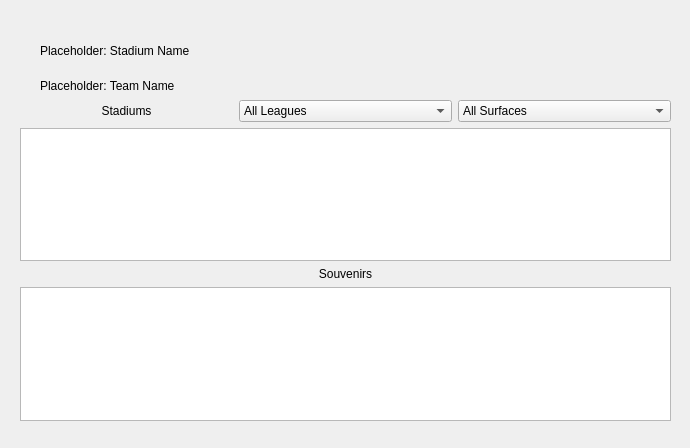
This is src/form/stadiumdetails.ui in home-run/subtle-cosmic-moose as Qt 5 draws it before an edit. The edited form follows.
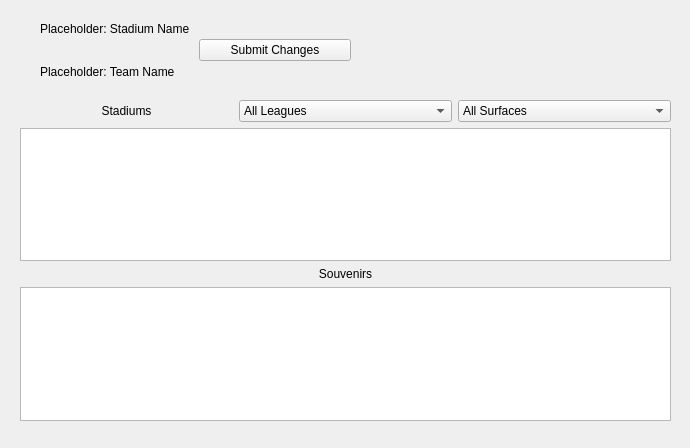
This is the edited form.

Commit message: [#17] admins can now log in with password password and admin stuff appears. wow!

```diff
--- a/src/form/stadiumdetails.ui
+++ b/src/form/stadiumdetails.ui
@@ -13,32 +13,6 @@
   <property name="windowTitle">
    <string>Form</string>
   </property>
-  <widget class="QLabel" name="stadiumDetails_label_stadiumName">
-   <property name="geometry">
-    <rect>
-     <x>40</x>
-     <y>40</y>
-     <width>171</width>
-     <height>21</height>
-    </rect>
-   </property>
-   <property name="text">
-    <string>Placeholder: Stadium Name</string>
-   </property>
-  </widget>
-  <widget class="QLabel" name="stadiumDetails_label_teamName">
-   <property name="geometry">
-    <rect>
-     <x>40</x>
-     <y>70</y>
-     <width>151</width>
-     <height>31</height>
-    </rect>
-   </property>
-   <property name="text">
-    <string>Placeholder: Team Name</string>
-   </property>
-  </widget>
   <widget class="QWidget" name="verticalLayoutWidget">
    <property name="geometry">
     <rect>
@@ -124,10 +98,43 @@
     </item>
    </layout>
   </widget>
-  <zorder>stadiumDetails_label_stadiumName</zorder>
-  <zorder>stadiumDetails_label_teamName</zorder>
-  <zorder>verticalLayoutWidget</zorder>
-  <zorder>stadiumDetails_tableView_stadiumInfo</zorder>
+  <widget class="QWidget" name="horizontalLayoutWidget">
+   <property name="geometry">
+    <rect>
+     <x>40</x>
+     <y>10</y>
+     <width>311</width>
+     <height>80</height>
+    </rect>
+   </property>
+   <layout class="QHBoxLayout" name="horizontalLayout_2">
+    <item>
+     <layout class="QVBoxLayout" name="verticalLayout_2">
+      <item>
+       <widget class="QLabel" name="stadiumDetails_label_stadiumName">
+        <property name="text">
+         <string>Placeholder: Stadium Name</string>
+        </property>
+       </widget>
+      </item>
+      <item>
+       <widget class="QLabel" name="stadiumDetails_label_teamName">
+        <property name="text">
+         <string>Placeholder: Team Name</string>
+        </property>
+       </widget>
+      </item>
+     </layout>
+    </item>
+    <item>
+     <widget class="QPushButton" name="stadiumDetails_admin_submitChanges">
+      <property name="text">
+       <string>Submit Changes</string>
+      </property>
+     </widget>
+    </item>
+   </layout>
+  </widget>
  </widget>
  <resources/>
  <connections/>
```
The commit also changes 9 other files.
